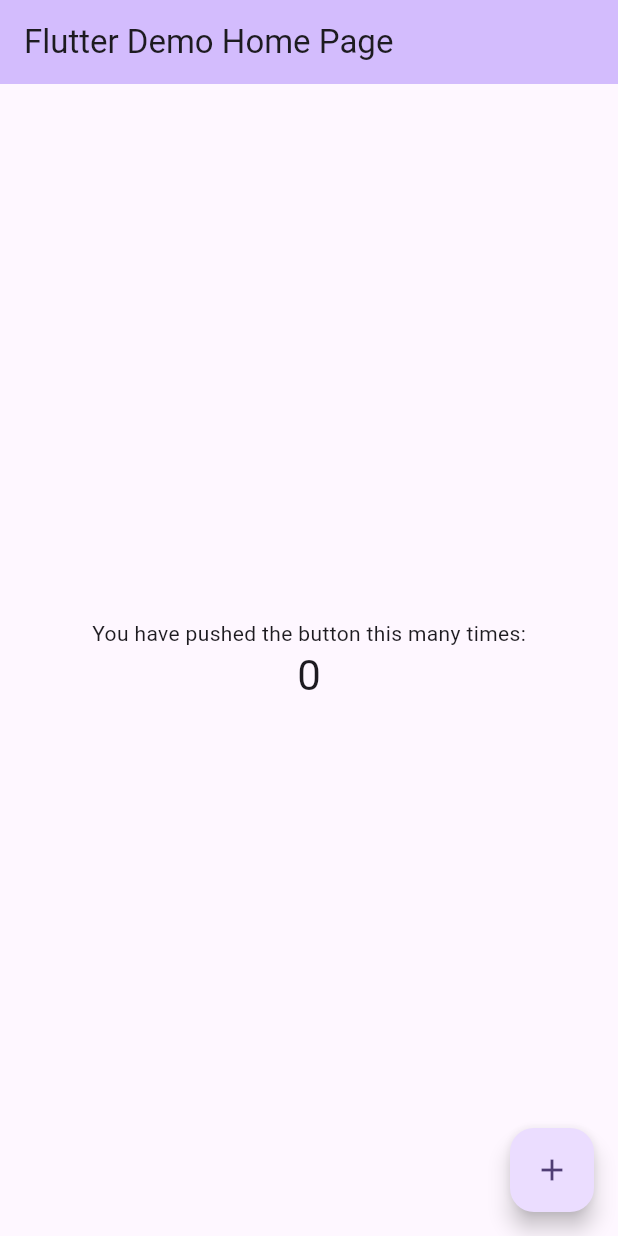
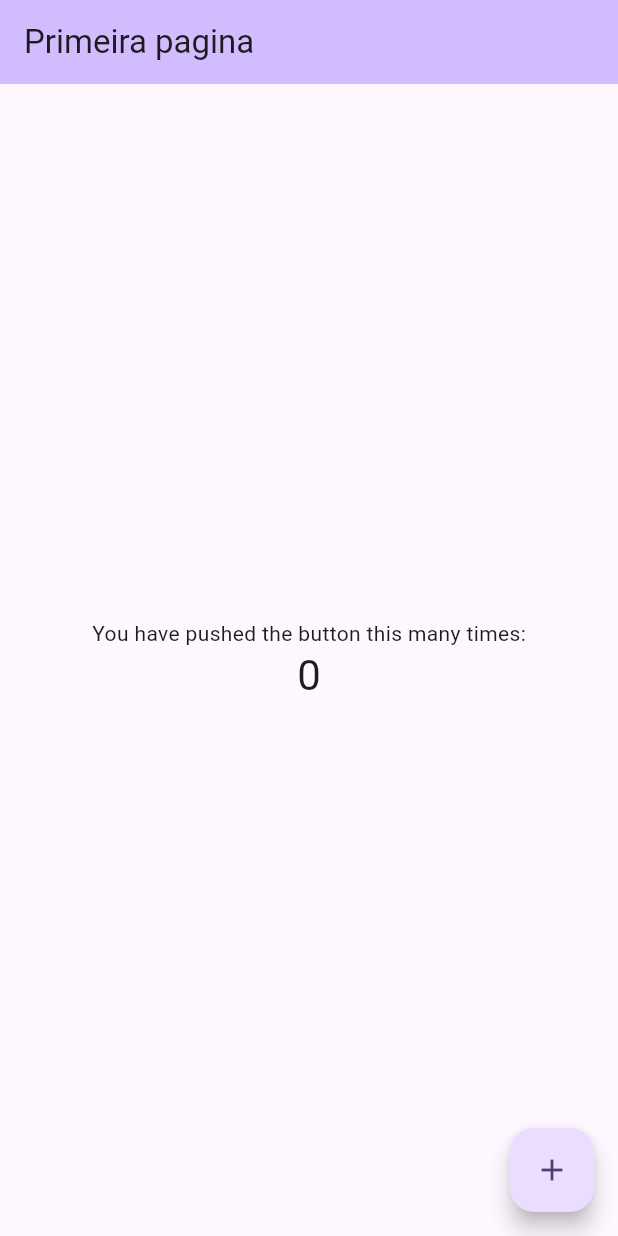
Before and after one commit to KaueFulgencio/HelloWorld_Flutter, a Flutter app: the screen it shows after launch, on a phone screen of 412 x 824 dp. Run offline on Flutter 3.47's test engine with Material 3 defaults, Android fonts, the phone set to English and light mode, and no system bars.

Commit message:
first commit

```diff
--- a/lib/main.dart
+++ b/lib/main.dart
@@ -7,15 +7,31 @@ void main() {
 class MyApp extends StatelessWidget {
   const MyApp({super.key});
 
+  // This widget is the root of your application.
   @override
   Widget build(BuildContext context) {
     return MaterialApp(
       title: 'Flutter Demo',
       theme: ThemeData(
+        // This is the theme of your application.
+        //
+        // TRY THIS: Try running your application with "flutter run". You'll see
+        // the application has a purple toolbar. Then, without quitting the app,
+        // try changing the seedColor in the colorScheme below to Colors.green
+        // and then invoke "hot reload" (save your changes or press the "hot
+        // reload" button in a Flutter-supported IDE, or press "r" if you used
+        // the command line to start the app).
+        //
+        // Notice that the counter didn't reset back to zero; the application
+        // state is not lost during the reload. To reset the state, use hot
+        // restart instead.
+        //
+        // This works for code too, not just values: Most code changes can be
+        // tested with just a hot reload.
         colorScheme: ColorScheme.fromSeed(seedColor: Colors.deepPurple),
         useMaterial3: true,
       ),
-      home: const MyHomePage(title: 'Flutter Demo Home Page'),
+      home: const MyHomePage(title: 'Primeira pagina'),
     );
   }
 }
```
